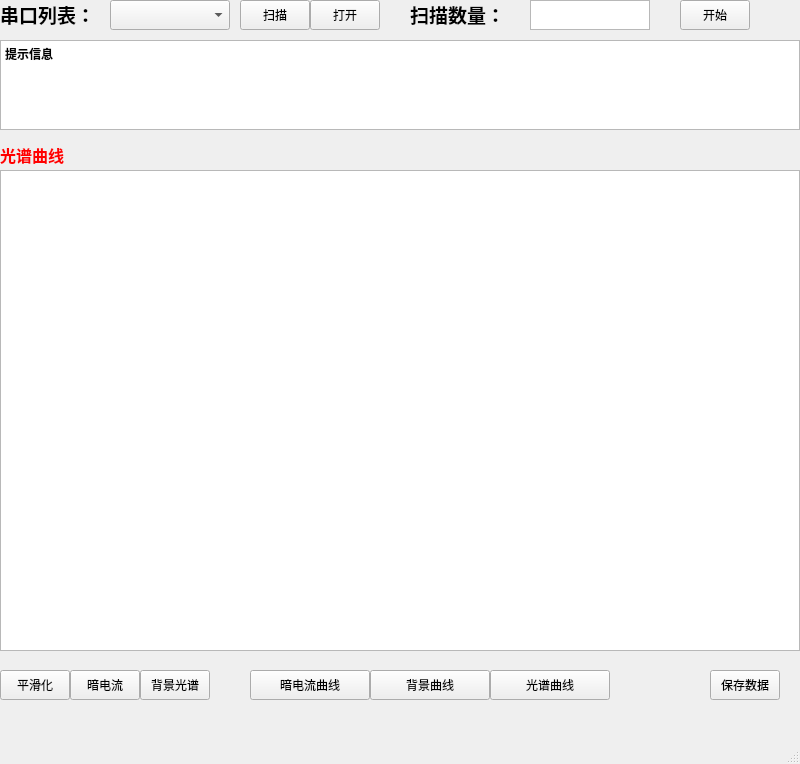
Old version of the form 主界面.ui in the repository lb743601/spec.
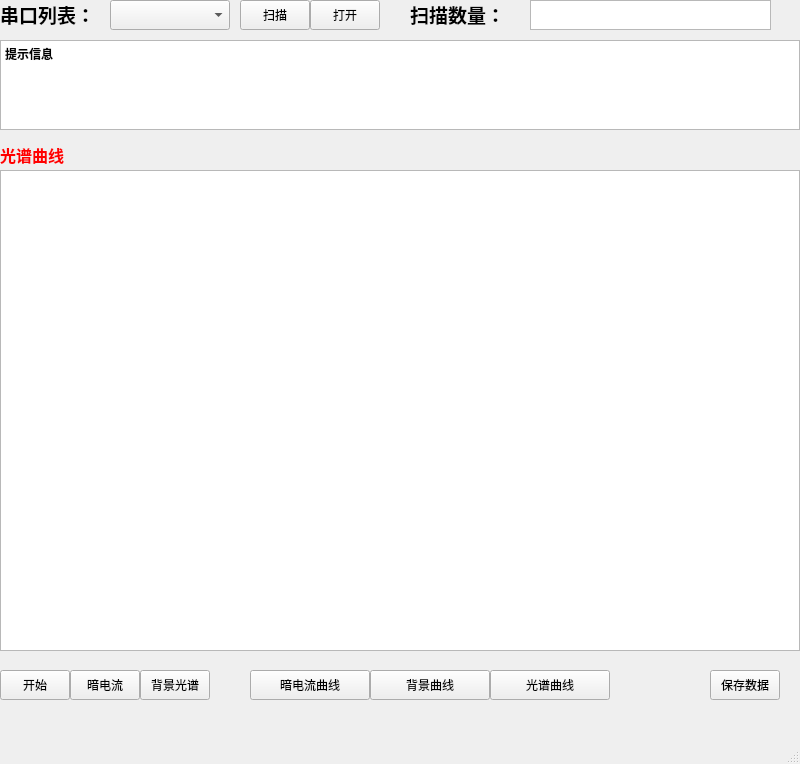
New version of the form.

Commit message: 删除平滑化按钮

Diff of the .ui file:
```diff
--- a/主界面.ui
+++ b/主界面.ui
@@ -105,8 +105,8 @@
    <widget class="QPushButton" name="pushButton_2">
     <property name="geometry">
      <rect>
-      <x>680</x>
-      <y>0</y>
+      <x>0</x>
+      <y>670</y>
       <width>70</width>
       <height>30</height>
      </rect>
@@ -173,7 +173,7 @@
      <rect>
       <x>530</x>
       <y>0</y>
-      <width>120</width>
+      <width>241</width>
       <height>30</height>
      </rect>
     </property>
@@ -197,25 +197,6 @@
      <string>打开</string>
     </property>
    </widget>
-   <widget class="QPushButton" name="pushButton_5">
-    <property name="geometry">
-     <rect>
-      <x>0</x>
-      <y>670</y>
-      <width>70</width>
-      <height>30</height>
-     </rect>
-    </property>
-    <property name="font">
-     <font>
-      <family>微软雅黑</family>
-      <pointsize>9</pointsize>
-     </font>
-    </property>
-    <property name="text">
-     <string>平滑化</string>
-    </property>
-   </widget>
    <widget class="QPushButton" name="pushButton_6">
     <property name="geometry">
      <rect>
```
The commit also changes 2 other files.
